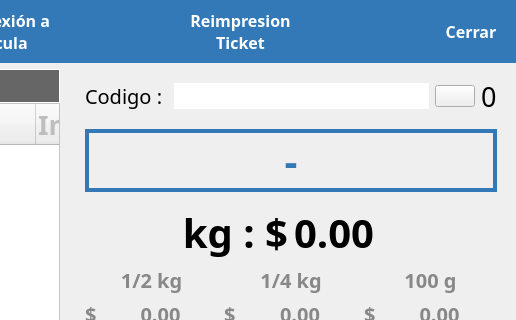
Above: cajapesaje.ui from elTobe/WeighingSeller before the change; both pictures show x 380 to 896 and y 0 to 320 of the 896 by 641 pixel window. Below: the same form after it.
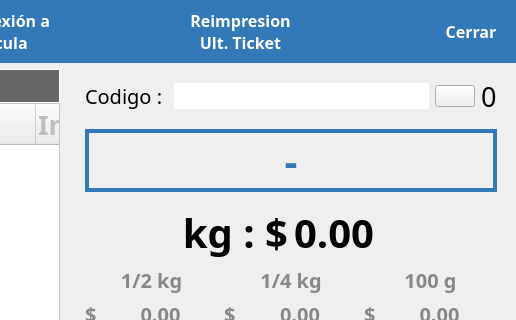
That is the form after the change. Icons and pictures are not drawn.

```diff
--- a/cajapesaje.ui
+++ b/cajapesaje.ui
@@ -203,7 +203,7 @@
          </property>
          <property name="text">
           <string>Reimpresion
-Ticket</string>
+Ult. Ticket</string>
          </property>
          <property name="icon">
           <iconset resource="images.qrc">
```
